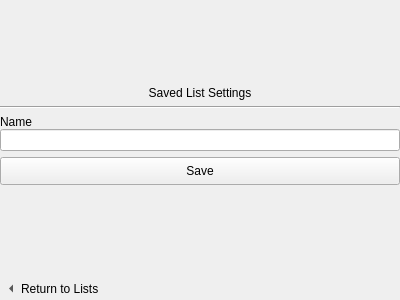
KDE/bangarang, file src/app/ui/audiolistsstack.ui: the form before one commit.
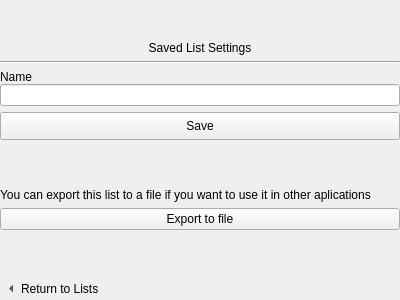
The form after the commit. The open tabs and pages were chosen to show the change. Icons and pictures are not drawn. Custom widgets are drawn as their Qt base class.

Commit message:
Add a feature to export saved lists.
The user is allowed to export saved lists to a .m3u file. Basically, the internal file Bangarang uses is just copied to the desired location.

```diff
--- a/src/app/ui/audiolistsstack.ui
+++ b/src/app/ui/audiolistsstack.ui
@@ -413,6 +413,36 @@
          </property>
         </spacer>
        </item>
+       <item>
+        <widget class="QLabel" name="label">
+         <property name="text">
+          <string>You can export this list to a file if you want to use it in other aplications</string>
+         </property>
+         <property name="wordWrap">
+          <bool>true</bool>
+         </property>
+        </widget>
+       </item>
+       <item>
+        <widget class="QPushButton" name="aslsExport">
+         <property name="text">
+          <string>Export to file</string>
+         </property>
+        </widget>
+       </item>
+       <item>
+        <spacer name="verticalSpacer1">
+         <property name="orientation">
+          <enum>Qt::Vertical</enum>
+         </property>
+         <property name="sizeHint" stdset="0">
+          <size>
+           <width>20</width>
+           <height>40</height>
+          </size>
+         </property>
+        </spacer>
+       </item>
        <item>
         <widget class="QToolButton" name="aslsCancel">
          <property name="sizePolicy">
```
The commit also changes 3 other files.
